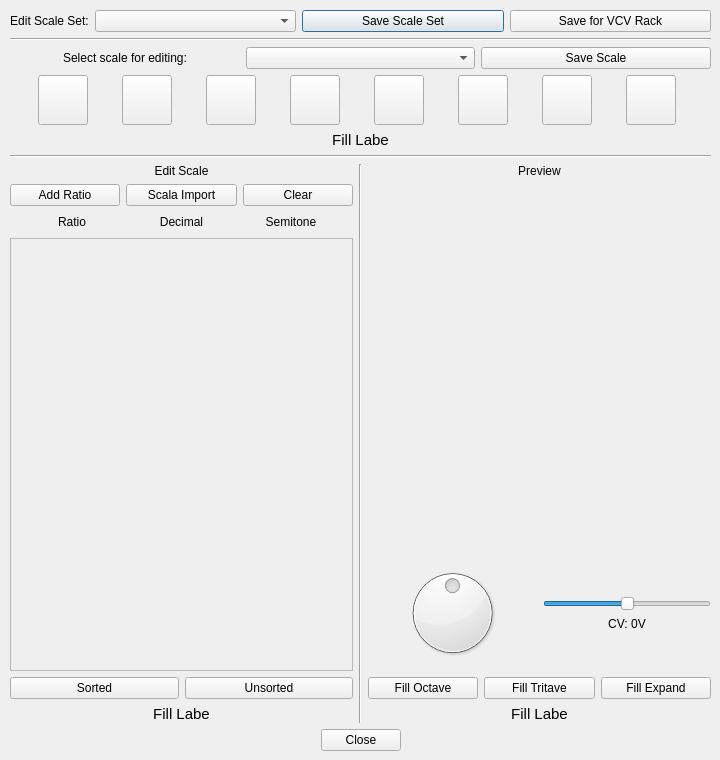
First picture: the form in sync3_scale_editor.ui, repository starlingcode/viaflash, before the edit.
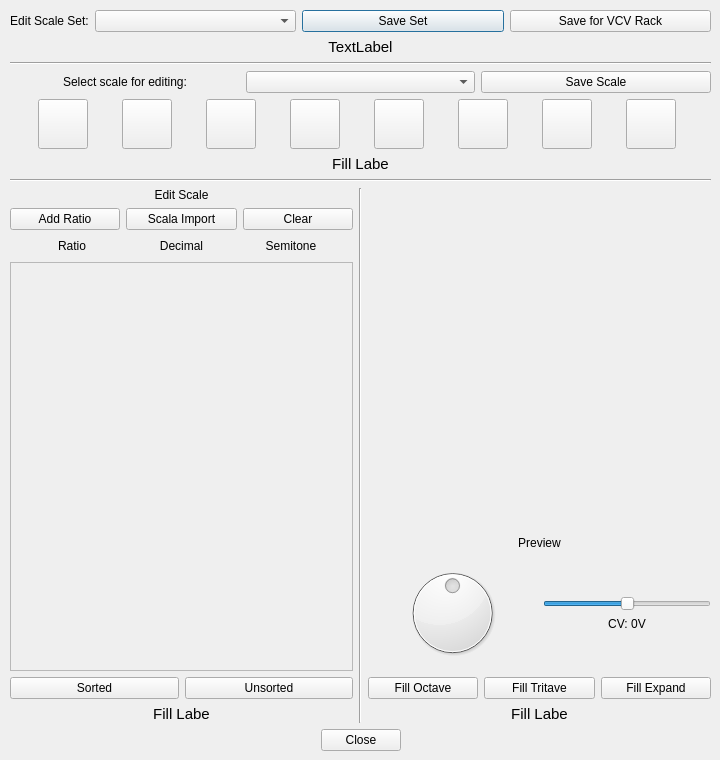
Second picture: the form after the edit. Custom widgets are drawn as their Qt base class.

Commit message: Update sync3 for undo stack

```diff
--- a/sync3_scale_editor.ui
+++ b/sync3_scale_editor.ui
@@ -59,7 +59,7 @@
       <item>
        <widget class="QPushButton" name="saveResourceSet">
         <property name="text">
-         <string>Save Scale Set</string>
+         <string>Save Set</string>
         </property>
        </widget>
       </item>
@@ -72,6 +72,30 @@
       </item>
      </layout>
     </item>
+    <item>
+     <widget class="QLabel" name="setDescription">
+      <property name="sizePolicy">
+       <sizepolicy hsizetype="Preferred" vsizetype="Minimum">
+        <horstretch>0</horstretch>
+        <verstretch>0</verstretch>
+       </sizepolicy>
+      </property>
+      <property name="font">
+       <font>
+        <pointsize>11</pointsize>
+       </font>
+      </property>
+      <property name="text">
+       <string>TextLabel</string>
+      </property>
+      <property name="alignment">
+       <set>Qt::AlignCenter</set>
+      </property>
+      <property name="wordWrap">
+       <bool>true</bool>
+      </property>
+     </widget>
+    </item>
     <item>
      <widget class="Line" name="line">
       <property name="orientation">
@@ -508,7 +532,7 @@
              <x>0</x>
              <y>0</y>
              <width>327</width>
-             <height>326</height>
+             <height>303</height>
             </rect>
            </property>
           </widget>
@@ -579,16 +603,6 @@
       </item>
       <item>
        <layout class="QVBoxLayout" name="tilingAndPreview">
-        <item>
-         <widget class="QLabel" name="label_2">
-          <property name="text">
-           <string>Preview</string>
-          </property>
-          <property name="alignment">
-           <set>Qt::AlignCenter</set>
-          </property>
-         </widget>
-        </item>
         <item>
          <widget class="RatioDisplay" name="ratioPreview" native="true">
           <property name="sizePolicy">
@@ -599,6 +613,16 @@
           </property>
          </widget>
         </item>
+        <item>
+         <widget class="QLabel" name="previewLabel">
+          <property name="text">
+           <string>Preview</string>
+          </property>
+          <property name="alignment">
+           <set>Qt::AlignCenter</set>
+          </property>
+         </widget>
+        </item>
         <item>
          <layout class="QHBoxLayout" name="knobCV">
           <item>
```
The commit also changes 17 other files.
